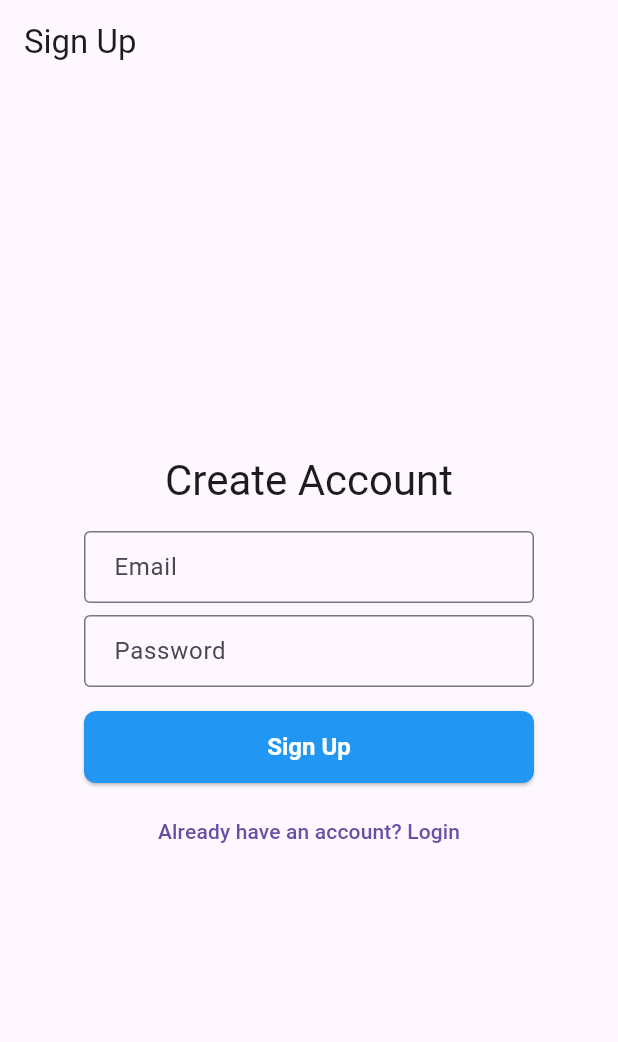
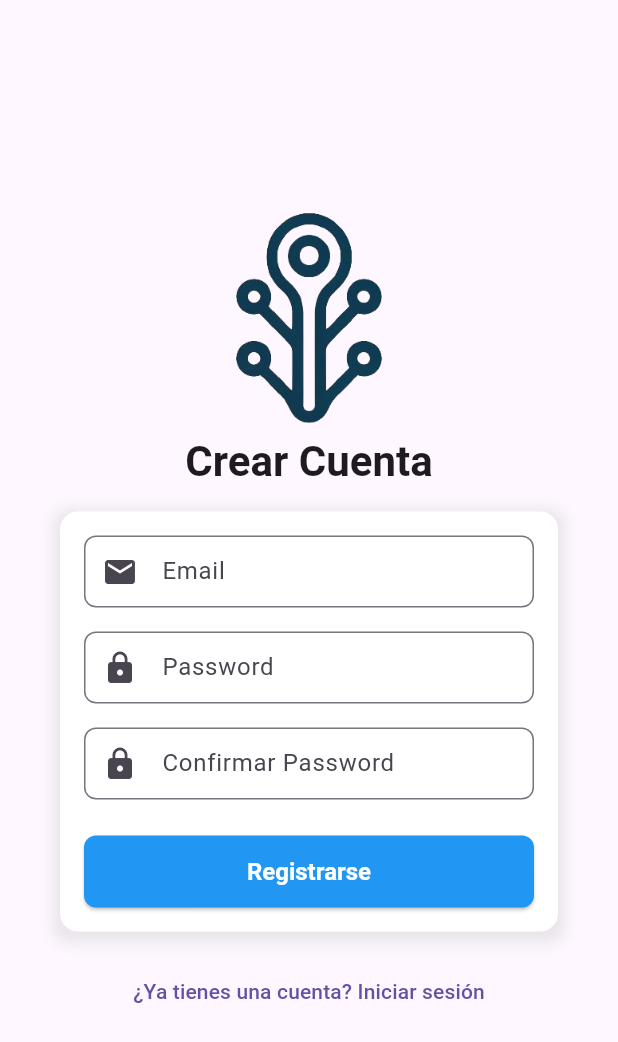
Before and after one commit to frpatino6/SkillShare, a Flutter app: the screen it shows after launch, after a tap on "Registrarse", on a phone screen of 412 x 824 dp. Shown: the top 1042 px of the screen. Run offline on Flutter 3.47's test engine with Material 3 defaults, Android fonts, the phone set to English and light mode, and no system bars; our stand-ins replace firebase_auth, firebase_core, firebase_database, flutter_bloc; accounts and stored records are empty; network calls fail.

```diff
--- /dev/null
+++ b/database.rules.json
@@ -0,0 +1,6 @@
+{
+  "rules": {
+    ".read": "auth != null",
+    ".write": "auth != null"
+  }
+}
--- a/lib/main.dart
+++ b/lib/main.dart
@@ -11,7 +11,6 @@ import 'presentation/blocs/service_bloc.dart';
 import 'data/repositories/service_repository_impl.dart';
 import 'domain/usecases/add_service.dart';
 import 'domain/usecases/get_services.dart';
-import 'domain/usecases/search_strategies/service_search_strategy.dart';
 import 'domain/usecases/search_strategies/name_search_strategy.dart';
 import 'domain/usecases/search_strategies/description_search_strategy.dart';
 import 'domain/usecases/search_strategies/category_search_strategy.dart';
--- a/lib/presentation/pages/login_page.dart
+++ b/lib/presentation/pages/login_page.dart
@@ -51,6 +51,7 @@ class LoginPage extends StatelessWidget {
                       child: TextField(
                         controller: emailController,
                         decoration: const InputDecoration(
+                          prefixIcon: Icon(Icons.email),
                           labelText: 'Email',
                           border: OutlineInputBorder(
                             borderRadius:
@@ -67,6 +68,7 @@ class LoginPage extends StatelessWidget {
                       child: TextField(
                         controller: passwordController,
                         decoration: const InputDecoration(
+                          prefixIcon: Icon(Icons.lock),
                           labelText: 'Password',
                           border: OutlineInputBorder(
                             borderRadius:
--- a/lib/presentation/pages/signup_page.dart
+++ b/lib/presentation/pages/signup_page.dart
@@ -1,48 +1,77 @@
-
 import 'package:flutter/material.dart';
 import 'package:firebase_auth/firebase_auth.dart';
 
 class SignUpPage extends StatelessWidget {
   final TextEditingController emailController = TextEditingController();
   final TextEditingController passwordController = TextEditingController();
+  final TextEditingController confirmPasswordController = TextEditingController();
 
   SignUpPage({super.key});
 
   @override
   Widget build(BuildContext context) {
     return Scaffold(
-      appBar: AppBar(
-        title: const Text('Sign Up'),
-      ),
       body: Center(
         child: SingleChildScrollView(
           padding: const EdgeInsets.symmetric(horizontal: 32.0),
           child: Column(
-            mainAxisSize: MainAxisSize.min,
+            mainAxisSize: MainAxisSize.max,
             children: [
+              Image.asset(
+                'assets/images/logo.png',
+                height: 150,
+              ),
               Text(
-                'Create Account',
-                style: Theme.of(context).textTheme.headlineMedium,
+                'Crear Cuenta',
+                style: Theme.of(context).textTheme.headlineMedium?.copyWith(
+                      fontWeight: FontWeight.bold,
+                    ),
               ),
               const SizedBox(height: 16),
+              Container(
+                padding: const EdgeInsets.all(16.0),
+                decoration: BoxDecoration(
+                  color: Colors.white,
+                  borderRadius: BorderRadius.circular(12.0),
+                  boxShadow: [
+                    BoxShadow(
+                      color: Colors.grey.withOpacity(0.2),
+                      spreadRadius: 5,
+                      blurRadius: 7,
+                      offset: const Offset(0, 3),
+                    ),
+                  ],
+                ),
+                child: Column(
+                  children: [
                     ConstrainedBox(
                       constraints: const BoxConstraints(maxWidth: 300),
                       child: TextField(
                         controller: emailController,
                         decoration: const InputDecoration(
                           labelText: 'Email',
-                    contentPadding: EdgeInsets.symmetric(vertical: 8.0, horizontal: 16.0),
+                          border: OutlineInputBorder(
+                            borderRadius: BorderRadius.all(Radius.circular(8.0)),
+                          ),
+                          prefixIcon: Icon(Icons.email),
+                          contentPadding: EdgeInsets.symmetric(
+                              vertical: 8.0, horizontal: 16.0),
                         ),
                       ),
                     ),
-              const SizedBox(height: 8),
+                    const SizedBox(height: 16),
                     ConstrainedBox(
                       constraints: const BoxConstraints(maxWidth: 300),
                       child: TextField(
                         controller: passwordController,
                         decoration: const InputDecoration(
                           labelText: 'Password',
-                    contentPadding: EdgeInsets.symmetric(vertical: 8.0, horizontal: 16.0),
+                          border: OutlineInputBorder(
+                            borderRadius: BorderRadius.all(Radius.circular(8.0)),
+                          ),
+                          prefixIcon: Icon(Icons.lock),
+                          contentPadding: EdgeInsets.symmetric(
+                              vertical: 8.0, horizontal: 16.0),
                         ),
                         obscureText: true,
                       ),
@@ -50,35 +79,65 @@ class SignUpPage extends StatelessWidget {
                     const SizedBox(height: 16),
                     ConstrainedBox(
                       constraints: const BoxConstraints(maxWidth: 300),
+                      child: TextField(
+                        controller: confirmPasswordController,
+                        decoration: const InputDecoration(
+                          labelText: 'Confirmar Password',
+                          border: OutlineInputBorder(
+                            borderRadius: BorderRadius.all(Radius.circular(8.0)),
+                          ),
+                          prefixIcon: Icon(Icons.lock),
+                          contentPadding: EdgeInsets.symmetric(
+                              vertical: 8.0, horizontal: 16.0),
+                        ),
+                        obscureText: true,
+                      ),
+                    ),
+                    const SizedBox(height: 24),
+                    ConstrainedBox(
+                      constraints: const BoxConstraints(maxWidth: 300),
                       child: ElevatedButton(
                         onPressed: () async {
+                          if (passwordController.text != confirmPasswordController.text) {
+                            ScaffoldMessenger.of(context).showSnackBar(
+                              const SnackBar(content: Text('Las contraseñas no coinciden')),
+                            );
+                            return;
+                          }
+
                           try {
                             UserCredential userCredential = await FirebaseAuth.instance.createUserWithEmailAndPassword(
                               email: emailController.text,
                               password: passwordController.text,
                             );
                             ScaffoldMessenger.of(context).showSnackBar(
-                        SnackBar(content: Text('User created: ${userCredential.user?.email}')),
+                              SnackBar(content: Text('Usuario creado: ${userCredential.user?.email}')),
                             );
                             Navigator.pushReplacementNamed(context, '/');
                           } catch (e) {
                             ScaffoldMessenger.of(context).showSnackBar(
-                        SnackBar(content: Text('Failed to create user: $e')),
+                              SnackBar(content: Text('Error al crear el usuario: $e')),
                             );
                           }
                         },
                         style: ElevatedButton.styleFrom(
                           minimumSize: const Size(double.infinity, 48),
-                  ),
-                  child: const Text('Sign Up'),
+                          shape: RoundedRectangleBorder(
+                            borderRadius: BorderRadius.circular(8.0),
                           ),
                         ),
-              const SizedBox(height: 8),
+                        child: const Text('Registrarse'),
+                      ),
+                    ),
+                  ],
+                ),
+              ),
+              const SizedBox(height: 16),
               TextButton(
                 onPressed: () {
                   Navigator.pushReplacementNamed(context, '/');
                 },
-                child: const Text('Already have an account? Login'),
+                child: const Text('¿Ya tienes una cuenta? Iniciar sesión'),
               ),
             ],
           ),
```
Also changed, not shown: lib/presentation/pages/add_service_page.dart (+56 -7 lines), firebase.json (added), 5 other files. Lines whose indentation alone changed are shown as unchanged.
